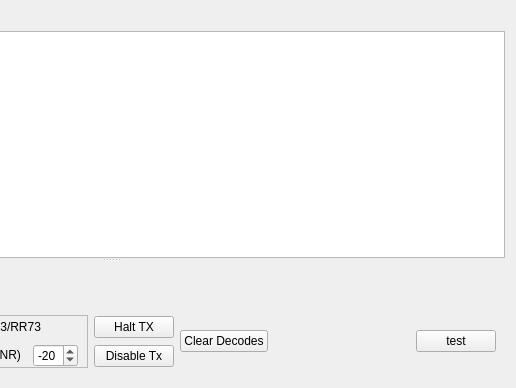
The window that mqt/MqtLogger/WsjtxFrame.ui (Rsclub22/Minos2-Mirror) describes before a commit, drawn with Qt 5; both pictures show x 295 to 811 and y 0 to 388 of the 811 by 388 pixel window.
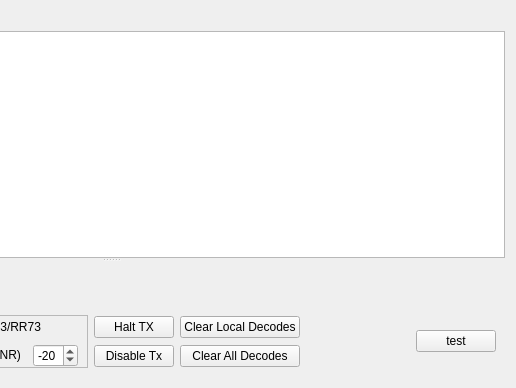
The same window after the commit. Custom widgets are drawn as their Qt base class.

Commit message: Add clear local decodes

Patch:
```diff
--- a/mqt/MqtLogger/WsjtxFrame.ui
+++ b/mqt/MqtLogger/WsjtxFrame.ui
@@ -345,10 +345,17 @@
             </item>
             <item>
              <layout class="QVBoxLayout" name="verticalLayout_4">
+              <item>
+               <widget class="QPushButton" name="clearLocalDecodesButton">
+                <property name="text">
+                 <string>Clear Local Decodes</string>
+                </property>
+               </widget>
+              </item>
               <item>
                <widget class="QPushButton" name="clearDecodesButton">
                 <property name="text">
-                 <string>Clear Decodes</string>
+                 <string>Clear All Decodes</string>
                 </property>
                </widget>
               </item>
```
The commit also changes 2 other files.
